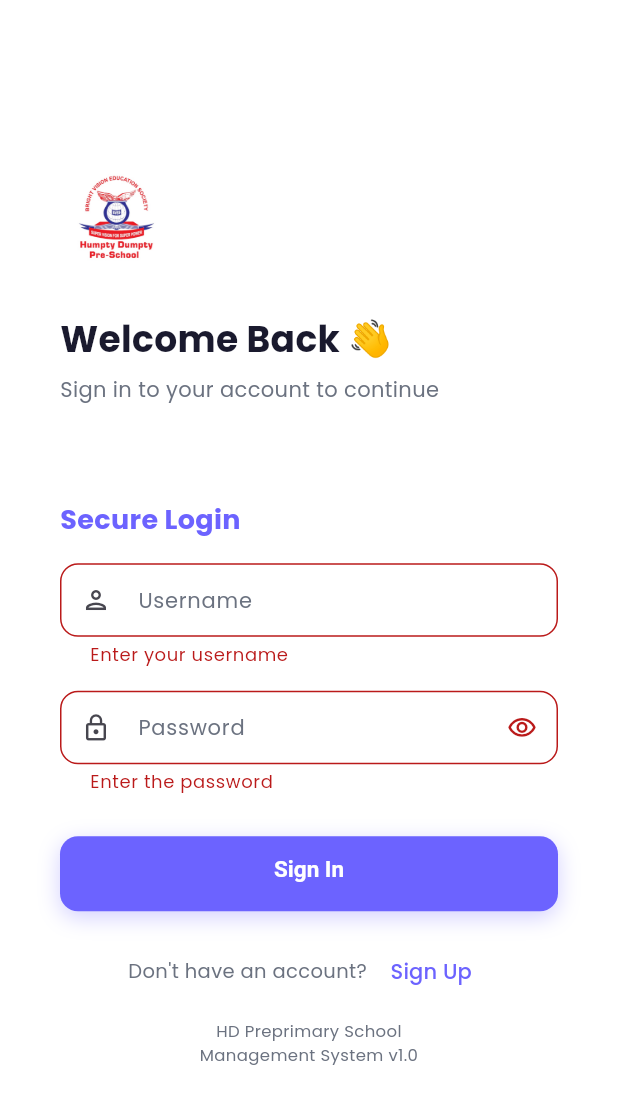
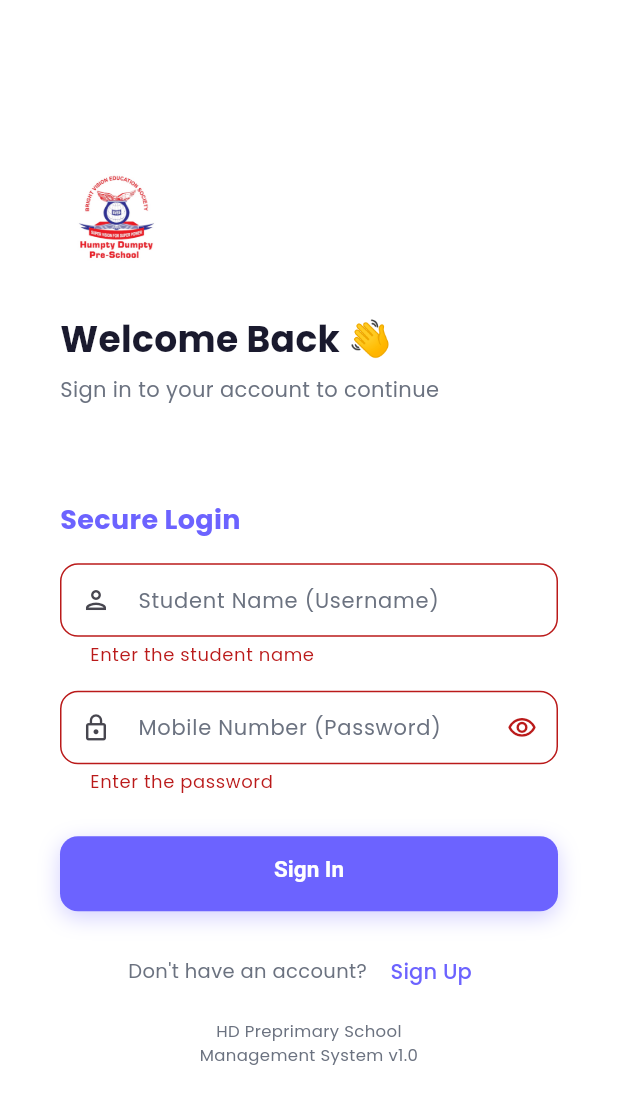
Before and after one commit to spjadhav123/HDPS, a Flutter app: the screen it shows after launch, after a tap on "Sign In", on a phone screen of 412 x 824 dp. Shown: the top 1104 px of the screen. Run offline on Flutter 3.47's test engine with Material 3 defaults, Android fonts, the phone set to English and light mode, and no system bars; drawn by our look-alikes of flutter_animate; our stand-ins replace cloud_firestore, file_picker, firebase_auth, firebase_core, firebase_storage, fl_chart and 6 more; missing offline and left inert: dart:js, excel, razorpay_flutter; accounts and stored records are empty; statements that could not run were skipped.

Commit message:
feat(auth): Refactor parent login to use exact Student Name and Mobile Number permanently

```diff
--- a/lib/core/providers/auth_provider.dart
+++ b/lib/core/providers/auth_provider.dart
@@ -223,8 +223,9 @@ class AuthNotifier extends StateNotifier<AuthState> {
     print('DEBUG: [ParentLogin] Username: $normalizedUsername');
 
     try {
-      // Direct Firebase Authentication using the background-mapped email
-      final emailForAuth = '$normalizedUsername@hdpayment.preschool';
+      // Direct Firebase Authentication using the hidden secure email mapping
+      final safeEmailPrefix = normalizedUsername.replaceAll(RegExp(r'[^a-z0-9]'), '');
+      final emailForAuth = '${safeEmailPrefix}_${normalizedPassword}@hdpayment.preschool';
 
       final cred = await _auth.signInWithEmailAndPassword(
         email: emailForAuth,
--- a/lib/core/providers/student_provider.dart
+++ b/lib/core/providers/student_provider.dart
@@ -83,8 +83,8 @@ class StudentRepository {
   /// Adds a student and auto-generates parent credentials.
   /// Returns the generated [ParentCredentials] for display in admin UI.
   Future<ParentCredentials> addStudent(Student student) async {
-    // 1. Generate unique username from student first name + phone suffix if needed
-    final username = await generateParentUsername(student.name, student.phone);
+    // 1. Username is exactly the Student Name
+    final username = student.name.trim();
 
     // 2. Password = parent mobile number (normalized to digits only)
     final password = student.phone.replaceAll(RegExp(r'[^0-9]'), '');
@@ -154,7 +154,8 @@ class StudentRepository {
   }) async {
     // Attempt real Firebase Auth user creation so firestore.rules validates them later
     String uid = username;
-    final emailForAuth = '${username.toLowerCase()}@hdpayment.preschool';
+    final safeEmailPrefix = username.toLowerCase().replaceAll(RegExp(r'[^a-z0-9]'), '');
+    final emailForAuth = '${safeEmailPrefix}_${password}@hdpayment.preschool';
 
     try {
       final tempApp = await Firebase.initializeApp(
@@ -205,7 +206,7 @@ class StudentRepository {
       'studentName': studentName,
       'role': 'parent',
       'status': 'active',
-      'mustChangePassword': true,
+      'mustChangePassword': false,
       'createdAt': FieldValue.serverTimestamp(),
     });
   }
@@ -259,9 +260,9 @@ class StudentRepository {
     String newUsername = updatedStudent.parentUsername ?? '';
     bool credentialsChanged = false;
 
-    // 1. If name or phone changed, regenerate username to follow logic
+    // 1. If name or phone changed, update username and rewrite credentials
     if (oldStudent.name != updatedStudent.name || oldStudent.phone != updatedStudent.phone) {
-      newUsername = await generateParentUsername(updatedStudent.name, updatedStudent.phone);
+      newUsername = updatedStudent.name.trim();
       credentialsChanged = true;
     }
 
--- a/lib/features/auth/login_screen.dart
+++ b/lib/features/auth/login_screen.dart
@@ -265,11 +265,11 @@ class _LoginScreenState extends ConsumerState<LoginScreen> {
 
           AnimatedFocusField(
             controller: _emailController,
-            labelText: 'Username',
+            labelText: 'Student Name (Username)',
             prefixIcon: const Icon(Icons.person_outlined, size: 20),
-            hintText: 'Enter your username',
+            hintText: 'Enter the exact student name',
             validator: (v) {
-              if (v == null || v.trim().isEmpty) return 'Enter your username';
+              if (v == null || v.trim().isEmpty) return 'Enter the student name';
               return null;
             },
           ).animate().fadeIn(duration: 300.ms, delay: 280.ms).slideY(begin: 0.06, curve: Curves.easeOut),
@@ -278,9 +278,9 @@ class _LoginScreenState extends ConsumerState<LoginScreen> {
           AnimatedFocusField(
             controller: _aadhaarController,
             obscureText: _obscurePassword,
-            labelText: 'Password',
+            labelText: 'Mobile Number (Password)',
             prefixIcon: const Icon(Icons.lock_outline, size: 20),
-            hintText: 'Enter your password',
+            hintText: 'Enter registered mobile number',
             suffixIcon: IconButton(
               icon: Icon(_obscurePassword
                   ? Icons.visibility_outlined
```
